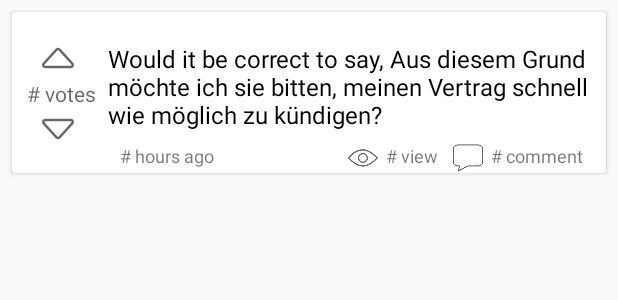
After one commit to Shoflowers/Travel-Buddy, an Android app: the layout question_item.xml on its own in the app's theme, with its tools: preview values and no code run, on a phone screen of 412 x 824 dp. The commit adds this screen. Shown: the top 300 px of the screen. Run offline under Robolectric (Android 15) with nearby library versions, the phone set to English and light mode, and no system bars.

Commit message:
create question_item.xml

```diff
--- a/app/build.gradle
+++ b/app/build.gradle
@@ -27,4 +27,6 @@ dependencies {
     androidTestImplementation 'androidx.test:runner:1.2.0'
     androidTestImplementation 'androidx.test.espresso:espresso-core:3.2.0'
     implementation 'com.android.volley:volley:1.1.1'
+    implementation 'androidx.cardview:cardview:1.0.0'
+    implementation 'com.android.support.constraint:constraint-layout:1.1.3'
 }
--- /dev/null
+++ b/app/src/main/res/layout/question_item.xml
@@ -0,0 +1,134 @@
+<?xml version="1.0" encoding="utf-8"?>
+<androidx.constraintlayout.widget.ConstraintLayout
+    xmlns:android="http://schemas.android.com/apk/res/android"
+    xmlns:app="http://schemas.android.com/apk/res-auto"
+    android:layout_width="match_parent"
+    android:layout_height="wrap_content">
+
+    <androidx.cardview.widget.CardView
+
+        android:id="@+id/main_question_item"
+        android:layout_width="0dp"
+        android:layout_height="wrap_content"
+        android:layout_marginStart="8dp"
+        android:layout_marginTop="8dp"
+        android:layout_marginEnd="8dp"
+        android:layout_marginBottom="8dp"
+        app:layout_constraintBottom_toBottomOf="parent"
+        app:layout_constraintEnd_toEndOf="parent"
+        app:layout_constraintStart_toStartOf="parent"
+        app:layout_constraintTop_toTopOf="parent">
+
+        <androidx.constraintlayout.widget.ConstraintLayout
+            android:layout_width="match_parent"
+            android:layout_height="wrap_content">
+
+            <ImageButton
+                android:id="@+id/upvoteBtn"
+                android:layout_width="wrap_content"
+                android:layout_height="wrap_content"
+                android:layout_marginStart="20dp"
+                android:layout_marginTop="20dp"
+                android:alpha="0.6"
+                android:background="#FFFFFF"
+                android:rotation="-90"
+                app:layout_constraintStart_toStartOf="parent"
+                app:layout_constraintTop_toTopOf="parent"
+                app:srcCompat="@mipmap/arrow" />
+
+            <TextView
+                android:id="@+id/voteCount"
+                android:layout_width="wrap_content"
+                android:layout_height="wrap_content"
+                android:layout_marginStart="10dp"
+                android:layout_marginTop="3dp"
+                android:alpha="0.6"
+                android:text="# votes"
+                android:textColor="#000000"
+                app:layout_constraintStart_toStartOf="parent"
+                app:layout_constraintTop_toBottomOf="@+id/upvoteBtn" />
+
+            <ImageButton
+                android:id="@+id/downvoteBtn"
+                android:layout_width="wrap_content"
+                android:layout_height="wrap_content"
+                android:layout_marginStart="20dp"
+                android:layout_marginTop="3dp"
+                android:alpha="0.6"
+                android:background="#FFFFFF"
+                android:rotation="90"
+                app:layout_constraintStart_toStartOf="parent"
+                app:layout_constraintTop_toBottomOf="@id/voteCount"
+                app:srcCompat="@mipmap/arrow" />
+
+            <TextView
+                android:id="@+id/question"
+                android:layout_width="324dp"
+                android:layout_height="59dp"
+                android:layout_marginTop="20dp"
+                android:text="@string/sample_question"
+                android:textColor="#000000"
+                android:textSize="16sp"
+                app:layout_constraintEnd_toEndOf="parent"
+                app:layout_constraintHorizontal_bias="0.509"
+                app:layout_constraintStart_toEndOf="@+id/voteCount"
+                app:layout_constraintTop_toTopOf="parent" />
+
+            <TextView
+                android:id="@+id/timePosted"
+                android:layout_width="wrap_content"
+                android:layout_height="wrap_content"
+                android:layout_marginStart="16dp"
+                android:layout_marginTop="8dp"
+                android:text="# hours ago"
+                android:textSize="12sp"
+                app:layout_constraintStart_toEndOf="@+id/voteCount"
+                app:layout_constraintTop_toBottomOf="@+id/question" />
+
+            <ImageView
+                android:id="@+id/commentImg"
+                android:layout_width="20dp"
+                android:layout_height="20dp"
+                android:layout_marginTop="8dp"
+                android:layout_marginEnd="5dp"
+                android:alpha="0.6"
+                app:layout_constraintEnd_toStartOf="@+id/commentCount"
+                app:layout_constraintTop_toBottomOf="@+id/question"
+                app:srcCompat="@drawable/comment" />
+
+            <ImageView
+                android:id="@+id/viewImg"
+                android:layout_width="20dp"
+                android:layout_height="20dp"
+                android:layout_marginTop="8dp"
+                android:layout_marginEnd="5dp"
+                android:alpha="0.6"
+                app:layout_constraintEnd_toStartOf="@+id/viewCount"
+                app:layout_constraintTop_toBottomOf="@+id/question"
+                app:srcCompat="@drawable/view" />
+
+            <TextView
+                android:id="@+id/viewCount"
+                android:layout_width="wrap_content"
+                android:layout_height="wrap_content"
+                android:layout_marginTop="8dp"
+                android:layout_marginEnd="10dp"
+                android:text="# view"
+                android:textSize="12sp"
+                app:layout_constraintEnd_toStartOf="@+id/commentImg"
+                app:layout_constraintTop_toBottomOf="@+id/question" />
+
+            <TextView
+                android:id="@+id/commentCount"
+                android:layout_width="wrap_content"
+                android:layout_height="wrap_content"
+                android:layout_marginTop="8dp"
+                android:layout_marginEnd="15dp"
+                android:text="# comment"
+                android:textSize="12sp"
+                app:layout_constraintEnd_toEndOf="parent"
+                app:layout_constraintTop_toBottomOf="@+id/question" />
+
+        </androidx.constraintlayout.widget.ConstraintLayout>
+    </androidx.cardview.widget.CardView>
+</androidx.constraintlayout.widget.ConstraintLayout>
--- a/app/src/main/res/values/strings.xml
+++ b/app/src/main/res/values/strings.xml
@@ -1,3 +1,7 @@
 <resources>
     <string name="app_name">TravelBuddy</string>
+
+    <string name="sample_question">
+        Would it be correct to say, "Aus diesem Grund möchte ich sie bitten, meinen Vertrag schnell wie möglich zu kündigen"?
+    </string>
 </resources>
```
Also changed, not shown: app/src/main/res/drawable/comment.png (added), app/src/main/res/drawable/view.png (added), app/src/main/res/mipmap-hdpi/arrow.png (added).
